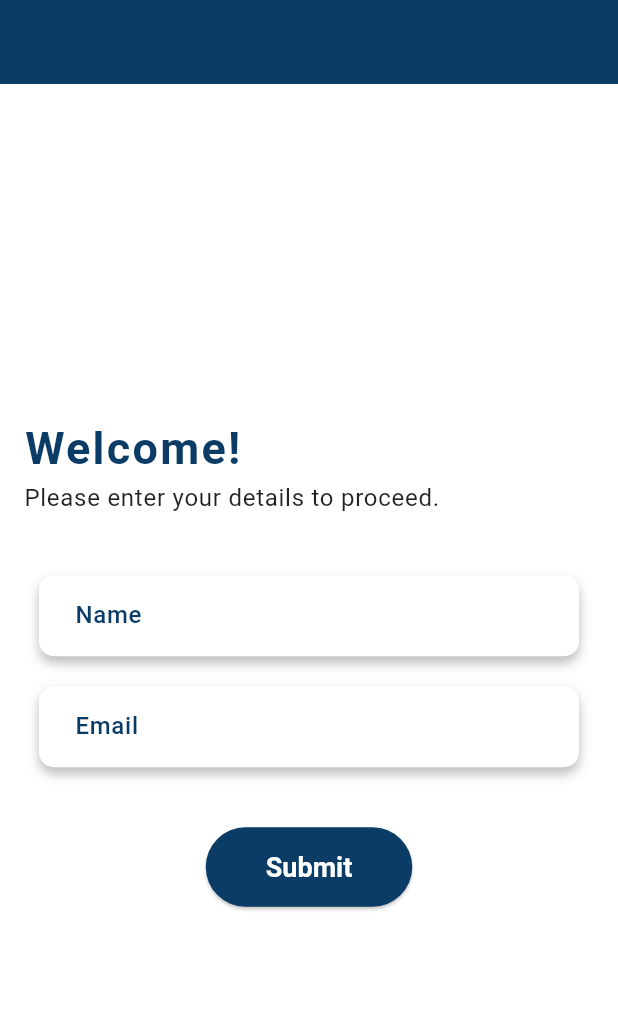
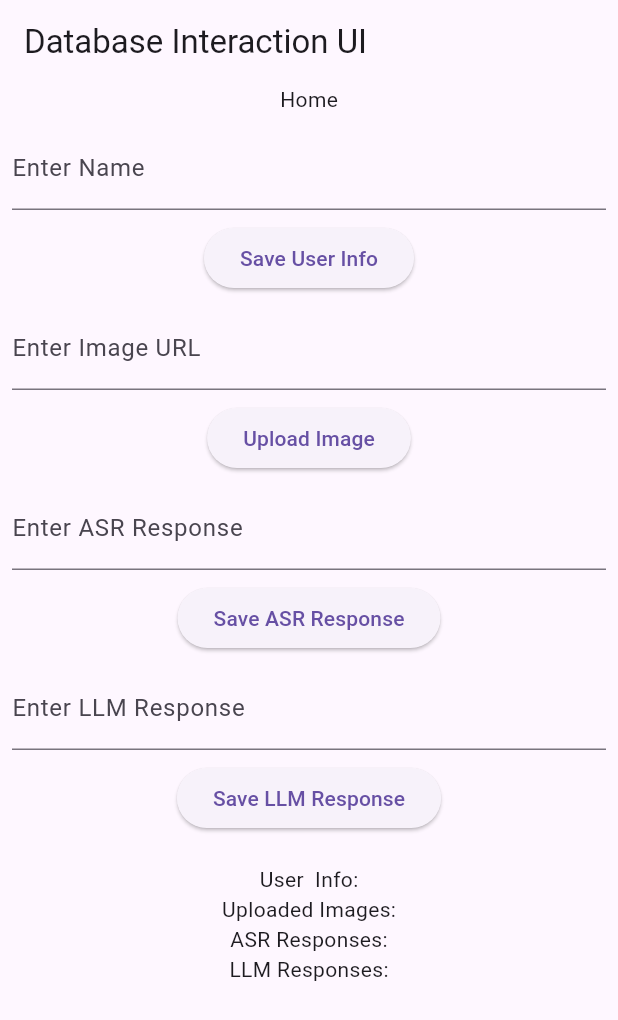
Before and after one commit to balabm/frontend, a Flutter app: the screen it shows after launch, on a phone screen of 412 x 824 dp. Shown: the top 1020 px of the screen. Run offline on Flutter 3.47's test engine with Material 3 defaults, Android fonts, the phone set to English and light mode, and no system bars; our stand-ins replace camera, image_cropper, image_gallery_saver, image_picker, permission_handler, shared_preferences and 1 more; missing offline and left inert: flutter_sound; accounts and stored records are empty.

Commit message:
LLM_response

```diff
--- /dev/null
+++ b/lib/DBInterface.dart
@@ -0,0 +1,188 @@
+import 'package:ass/screens/user_input_screen.dart';
+import 'package:flutter/material.dart';
+import 'package:ass/helpers/database_helper.dart'; // Import the DatabaseHelper class
+import 'package:ass/models/models.dart'; // Import your models
+
+class UserInterface extends StatefulWidget {
+  @override
+  _UserInterfaceState createState() => _UserInterfaceState();
+}
+
+class _UserInterfaceState extends State<UserInterface> {
+  final DatabaseHelper _databaseHelper = DatabaseHelper();
+  final TextEditingController _nameController = TextEditingController();
+  final TextEditingController _urlController = TextEditingController();
+  final TextEditingController _asrResponseController = TextEditingController();
+  final TextEditingController _llmResponseController = TextEditingController();
+
+  List<Map<String, dynamic>> _userInfoList = [];
+  List<Map<String, dynamic>> _uploadedImagesList = [];
+  List<Map<String, dynamic>> _asrResponsesList = [];
+  List<Map<String, dynamic>> _llmResponsesList = [];
+
+  @override
+  void initState() {
+    super.initState();
+    _fetchData();
+  }
+
+  Future<void> _fetchData() async {
+    var userInfo = await _databaseHelper.queryAllRows('user_info');
+    var uploadedImages = await _databaseHelper.queryAllRows('uploaded_images');
+    var asrResponses = await _databaseHelper.queryAllRows('asr_responses');
+    var llmResponses = await _databaseHelper.queryAllRows('llm_responses');
+
+    setState(() {
+      _userInfoList = userInfo;
+      _uploadedImagesList = uploadedImages;
+      _asrResponsesList = asrResponses;
+      _llmResponsesList = llmResponses;
+    });
+  }
+
+  Future<void> _addUserInfo() async {
+    if (_nameController.text.isNotEmpty) {
+      await _databaseHelper.saveUserInfo(_nameController.text);
+      _nameController.clear();
+      _fetchData();
+    }
+  }
+
+  Future<void> _addUploadedImage() async {
+    if (_urlController.text.isNotEmpty) {
+      await _databaseHelper.saveUploadedImage(_urlController.text);
+      _urlController.clear();
+      _fetchData();
+    }
+  }
+
+  Future<void> _addAsrResponse() async {
+    if (_asrResponseController.text.isNotEmpty) {
+      await _databaseHelper.saveAsrResponse(_asrResponseController.text);
+      _asrResponseController.clear();
+      _fetchData();
+    }
+  }
+
+  Future<void> _addLlmResponse() async {
+    if (_llmResponseController.text.isNotEmpty) {
+      await _databaseHelper.saveLlmResponse(_llmResponseController.text);
+      _llmResponseController.clear();
+      _fetchData();
+    }
+  }
+
+  @override
+  Widget build(BuildContext context) {
+    return Scaffold(
+      appBar: AppBar(
+        title: Text('Database Interaction UI'),
+      ),
+      body: SingleChildScrollView(
+        child: Column(
+          children: [
+            GestureDetector(
+              onTap: () {
+                                  Navigator.push(
+                                      context,
+                                      MaterialPageRoute(
+                                          builder: (context) => UserInputScreen()));
+                                },
+
+              child: Text("Home"),
+            ),
+            Padding(
+              padding: const EdgeInsets.all(8.0),
+              child: TextField(
+                controller: _nameController,
+                decoration: InputDecoration(labelText: 'Enter Name'),
+              ),
+            ),
+            ElevatedButton(
+              onPressed: _addUserInfo,
+              child: Text('Save User Info'),
+            ),
+            Padding(
+              padding: const EdgeInsets.all(8.0),
+              child: TextField(
+                controller: _urlController,
+                decoration: InputDecoration(labelText: 'Enter Image URL'),
+              ),
+            ),
+            ElevatedButton(
+              onPressed: _addUploadedImage,
+              child: Text('Upload Image'),
+            ),
+            Padding(
+              padding: const EdgeInsets.all(8.0),
+              child: TextField(
+                controller: _asrResponseController,
+                decoration: InputDecoration(labelText: 'Enter ASR Response'),
+              ),
+            ),
+            ElevatedButton(
+              onPressed: _addAsrResponse,
+              child: Text('Save ASR Response'),
+            ),
+            Padding(
+              padding: const EdgeInsets.all( 8.0),
+              child: TextField(
+                controller: _llmResponseController,
+                decoration: InputDecoration(labelText: 'Enter LLM Response'),
+              ),
+            ),
+            ElevatedButton(
+              onPressed: _addLlmResponse,
+              child: Text('Save LLM Response'),
+            ),
+            SizedBox(height: 20),
+            Text('User  Info:'),
+            ListView.builder(
+              shrinkWrap: true,
+              physics: NeverScrollableScrollPhysics(),
+              itemCount: _userInfoList.length,
+              itemBuilder: (context, index) {
+                return ListTile(
+                  title: Text(_userInfoList[index]['name']),
+                );
+              },
+            ),
+            Text('Uploaded Images:'),
+            ListView.builder(
+              shrinkWrap: true,
+              physics: NeverScrollableScrollPhysics(),
+              itemCount: _uploadedImagesList.length,
+              itemBuilder: (context, index) {
+                return ListTile(
+                  title: Text(_uploadedImagesList[index]['url']),
+                );
+              },
+            ),
+            Text('ASR Responses:'),
+            ListView.builder(
+              shrinkWrap: true,
+              physics: NeverScrollableScrollPhysics(),
+              itemCount: _asrResponsesList.length,
+              itemBuilder: (context, index) {
+                return ListTile(
+                  title: Text(_asrResponsesList[index]['response']),
+                );
+              },
+            ),
+            Text('LLM Responses:'),
+            ListView.builder(
+              shrinkWrap: true,
+              physics: NeverScrollableScrollPhysics(),
+              itemCount: _llmResponsesList.length,
+              itemBuilder: (context, index) {
+                return ListTile(
+                  title: Text(_llmResponsesList[index]['response']),
+                );
+              },
+            ),
+          ],
+        ),
+      ),
+    );
+  }
+}
--- a/lib/main.dart
+++ b/lib/main.dart
@@ -1,3 +1,4 @@
+import 'package:ass/DBInterface.dart';
 import 'package:flutter/material.dart';
 import 'package:provider/provider.dart'; // Import this to use MultiProvider
 import 'screens/user_input_screen.dart'; // Ensure this import is correct
@@ -22,6 +23,8 @@ void main() {
 }
 
 class MyApp extends StatelessWidget {
+  const MyApp({super.key});
+
   @override
   Widget build(BuildContext context) {
     return MaterialApp(
@@ -31,7 +34,7 @@ class MyApp extends StatelessWidget {
         primarySwatch: Colors.blue,
         visualDensity: VisualDensity.adaptivePlatformDensity,
       ),
-      initialRoute: '/userInput', // Set UserInputScreen as the initial route
+      initialRoute: '/db', // Set UserInputScreen as the initial route
       routes: {
         '/userInput': (context) => UserInputScreen(),
         '/home': (context) => HomeScreen(),
@@ -41,6 +44,7 @@ class MyApp extends StatelessWidget {
         '/extracted_fields': (context) => ExtractedFieldsScreen(),
         '/audio_recording': (context) => AudioRecordingScreen(),
         '/review_submit': (context) => ReviewSubmitScreen(),
+        '/db': (context) => UserInterface(),
       },
     );
   }
--- a/lib/screens/FieldEditScreen.dart
+++ b/lib/screens/FieldEditScreen.dart
@@ -280,7 +280,7 @@ class _FieldEditScreenState extends State<FieldEditScreen> {
   Future<String?> _sendAudioToApi(File zipFile) async {
     try {
       var request = http.MultipartRequest(
-          'POST', Uri.parse('http://192.168.1.7:8001/upload-audio-zip/'));
+          'POST', Uri.parse('http://192.168.227.227:8001/upload-audio-zip/'));
 
       request.files.add(await http.MultipartFile.fromPath(
         'file',
@@ -332,7 +332,7 @@ class _FieldEditScreenState extends State<FieldEditScreen> {
   }
 
   Future<void> _sendToLLMApi(String query, {bool isAudioQuery = false}) async {
-    final uri = Uri.parse('http://192.168.1.7:8021/get_llm_response');
+    final uri = Uri.parse('http://192.168.227.227:8021/get_llm_response');
     try {
       final response = await http.post(
         uri,
@@ -344,14 +344,22 @@ class _FieldEditScreenState extends State<FieldEditScreen> {
       );
 
       if (response.statusCode == 200) {
-        final llmResponse = jsonDecode(response.body);
-        _dbHelper.saveLlmResponse(llmResponse);
+    print('my LLM Response: ${response.body}');
+
+    // Decode the response body (which is a JSON string) into a map
+    final Map<String, dynamic> llmResponse = jsonDecode(response.body);
+
+    // Save the response using your DB helper function (assuming it's expecting a Map)
+ _dbHelper.saveLlmResponse(jsonEncode(llmResponse));
+    // Update the chat messages state
     setState(() {
       chatMessages.add({
         'sender': 'assistant',
-            'message': llmResponse['response'],
+        'message': llmResponse['response'] ?? 'No response available', // Check if 'response' exists
       });
     });
+
+    // Scroll to bottom of the chat
     _scrollToBottom();
   } else {
     print('Failed to get LLM response: ${response.statusCode}');
@@ -397,7 +405,7 @@ class _FieldEditScreenState extends State<FieldEditScreen> {
   }
 
   Future<void> _sendDataToApi(Map<String, dynamic> box) async {
-    final uri = Uri.parse('http://192.168.1.7:8080/cv/ocr');
+    final uri = Uri.parse('http://192.168.227.227:8080/cv/ocr');
     var request = http.MultipartRequest('POST', uri);
 
     // Crop the image
--- a/lib/screens/image_processing_screen.dart
+++ b/lib/screens/image_processing_screen.dart
@@ -70,7 +70,7 @@ class _ImageProcessingScreenState extends State<ImageProcessingScreen> {
   Future<void> _sendImageToAPI() async {
     if (imagePath != null) {
       var url =
-          Uri.parse('http://192.168.1.7:8000/cv/form-detection-with-box/');
+          Uri.parse('http://192.168.227.227:8000/cv/form-detection-with-box/');
       _dbHelper.saveUploadedImage(imagePath!);
       // Prepare the image file and lookup MIME type
       var mimeType = lookupMimeType(imagePath!);
```
Lines whose indentation alone changed are shown as unchanged.
